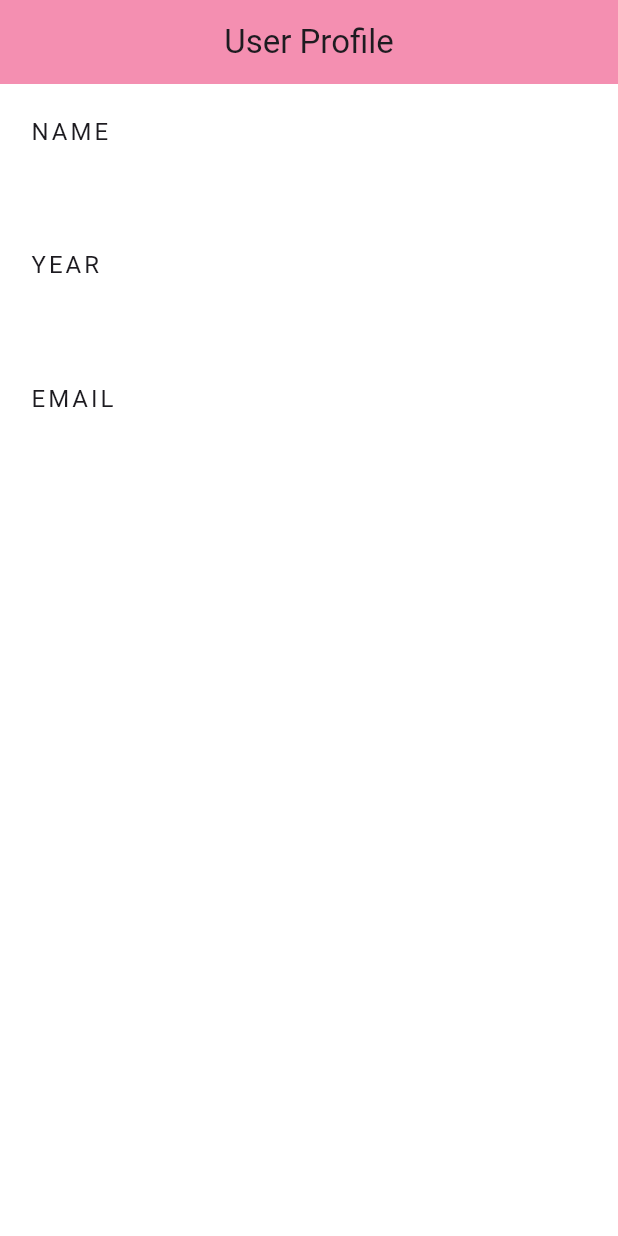
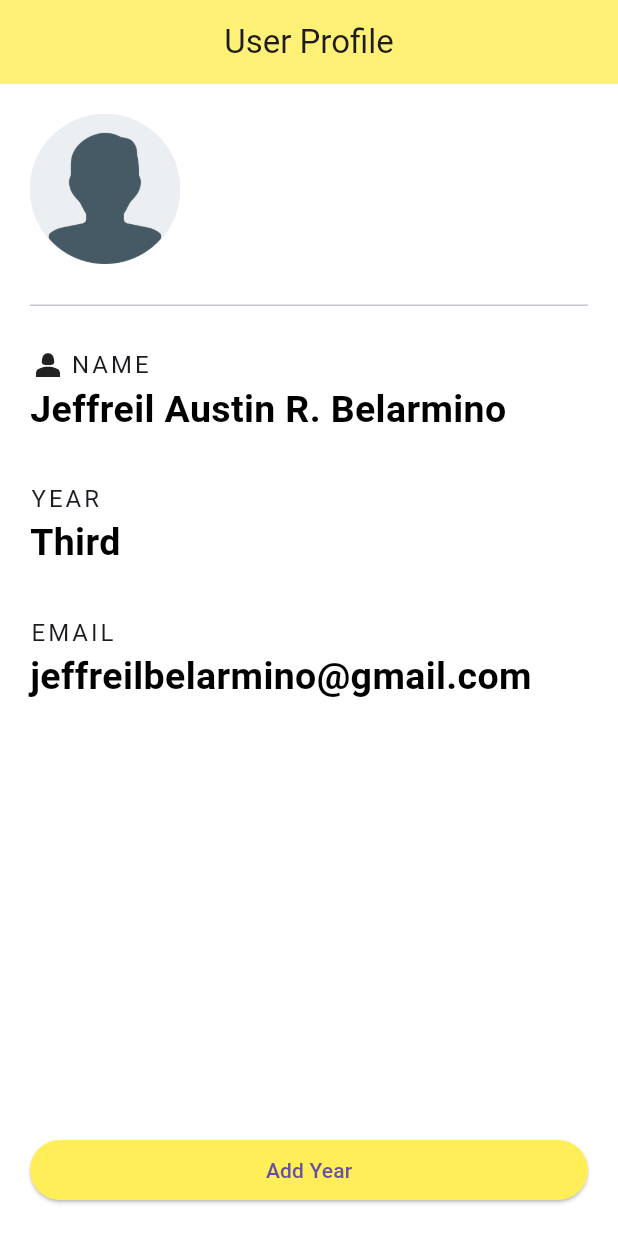
Before and after one commit to jeffreiljaustin/sample1fe, a Flutter app: the screen it shows after launch, on a phone screen of 412 x 824 dp. Run offline on Flutter 3.47's test engine with Material 3 defaults, Android fonts, the phone set to English and light mode, and no system bars.

Commit message:
Add Profile Picture and Button

```diff
--- /dev/null
+++ b/lib/home.dart
@@ -0,0 +1,100 @@
+import 'package:flutter/material.dart';
+
+class Home extends StatelessWidget {
+  const Home({super.key});
+
+  @override
+  Widget build(BuildContext context) {
+    return Scaffold(
+      backgroundColor: Colors.white,
+      appBar: AppBar(
+        title: Text('User Profile'),
+        backgroundColor: Colors.yellow[300],
+        centerTitle: true,
+      ),
+      body: Padding(
+        padding: EdgeInsets.all(20.0),
+        child: Column(
+          mainAxisAlignment: MainAxisAlignment.spaceBetween,
+          children: <Widget>[
+            Column(
+              crossAxisAlignment: CrossAxisAlignment.start,
+              children: <Widget>[
+                CircleAvatar(
+                  child: Image.asset('assets/user.png'),
+                  radius: 50.0,
+                ),
+                Divider(height: 55.0,),
+                Row(
+                  children: [
+                    Icon(Icons.person_2),
+                    SizedBox(width: 3,),
+                    Text(
+                      'NAME',
+                      style: TextStyle(
+                        fontSize: 16.0,
+                        letterSpacing: 2.0,
+                      ),
+                    ),
+                  ],
+                ),
+                Text(
+                  'Jeffreil Austin R. Belarmino',
+                  style: TextStyle(
+                    fontWeight: FontWeight.bold,
+                    color: Colors.black,
+                    fontSize: 25.0,
+                  ),
+                ),
+                SizedBox(height: 30.0,),
+                Text(
+                  'YEAR',
+                  style: TextStyle(
+                    fontSize: 16.0,
+                    letterSpacing: 2.0,
+                  ),
+                ),
+                Text(
+                  'Third',
+                  style: TextStyle(
+                    fontWeight: FontWeight.bold,
+                    color: Colors.black,
+                    fontSize: 25.0,
+                  ),
+                ),
+                SizedBox(height: 30.0,),
+                Text(
+                  'EMAIL',
+                  style: TextStyle(
+                    fontSize: 16.0,
+                    letterSpacing: 2.0,
+                  ),
+                ),
+                Text(
+                  'jeffreilbelarmino@gmail.com',
+                  style: TextStyle(
+                    fontWeight: FontWeight.bold,
+                    color: Colors.black,
+                    fontSize: 25.0,
+                  ),
+                )
+              ],
+            ),
+            Column(
+              crossAxisAlignment: CrossAxisAlignment.stretch,
+              children: [
+                ElevatedButton(
+                    onPressed: (){},
+                    child: Text('Add Year'),
+                  style: ButtonStyle(
+                    backgroundColor: WidgetStateProperty.all(Colors.yellow[400]),
+                  ),
+                ),
+              ],
+            ),
+          ],
+        ),
+      ),
+    );
+  }
+}
--- a/pubspec.yaml
+++ b/pubspec.yaml
@@ -59,8 +59,8 @@ flutter:
   uses-material-design: true
 
   # To add assets to your application, add an assets section, like this:
-  # assets:
-  #   - images/a_dot_burr.jpeg
+  assets:
+    - assets/
   #   - images/a_dot_ham.jpeg
 
   # An image asset can refer to one or more resolution-specific "variants", see
```
Also changed, not shown: lib/main.dart (+2 -63 lines), assets/user.png (added).
